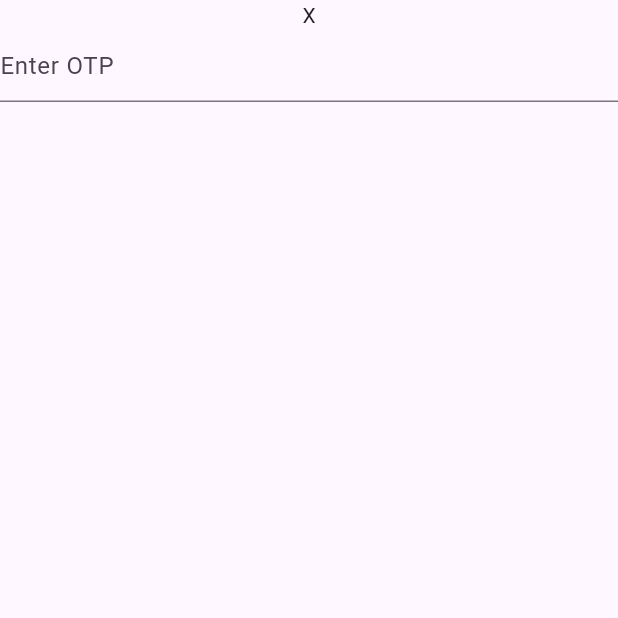
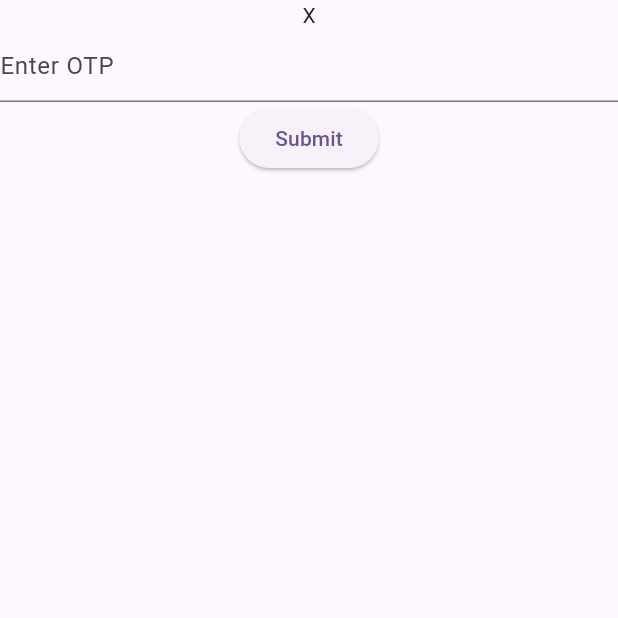
Before and after one commit to coregatekit/flutter_otpapp_getx, a Flutter app: the OtpScreen screen opened directly, on a phone screen of 412 x 824 dp, the top half of it. Run offline on Flutter 3.47's test engine with Material 3 defaults, Android fonts, the phone set to English and light mode, and no system bars; our stand-ins replace get.

Commit message:
Implement otp screen

```diff
--- a/lib/otp_screen.dart
+++ b/lib/otp_screen.dart
@@ -19,6 +19,11 @@ class OtpScreen extends StatelessWidget {
                 hintText: 'Enter OTP',
               ),
             ),
+            ElevatedButton(
+              key: const Key('submit_otp_button'),
+              onPressed: () {},
+              child: const Text('Submit'),
+            ),
           ],
         ),
       ),
```
Also changed, not shown: 1 other file.
